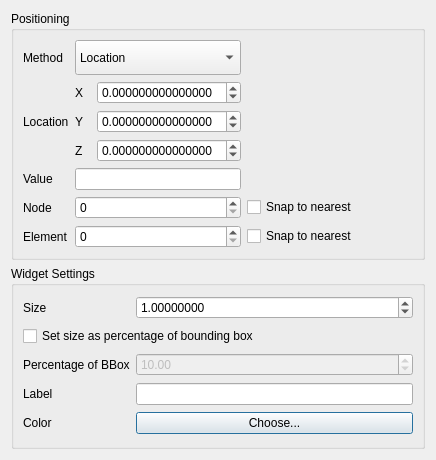
This is src/Interface/Modules/Fields/GenerateSinglePointProbeFromField.ui in SCIInstitute/SCIRun as Qt 5 draws it before an edit. The edited form follows.
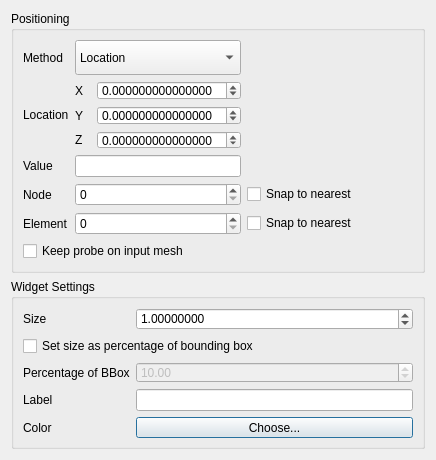
This is the edited form.

Commit message: Probe: option to keep the point probe on the input mesh (#1626)

The edit to the form file:
```diff
--- a/src/Interface/Modules/Fields/GenerateSinglePointProbeFromField.ui
+++ b/src/Interface/Modules/Fields/GenerateSinglePointProbeFromField.ui
@@ -193,6 +193,16 @@
         </property>
        </widget>
       </item>
+      <item row="5" column="0" colspan="3">
+       <widget class="QCheckBox" name="keepOnMeshCheckBox_">
+        <property name="toolTip">
+         <string>After the probe is moved, project it to the closest point on the input mesh</string>
+        </property>
+        <property name="text">
+         <string>Keep probe on input mesh</string>
+        </property>
+       </widget>
+      </item>
       <item row="0" column="2">
        <spacer name="horizontalSpacer">
         <property name="orientation">
```
Left out of the diff: 1 changed line with no effect on the pictures. The commit also changes 10 other files.
